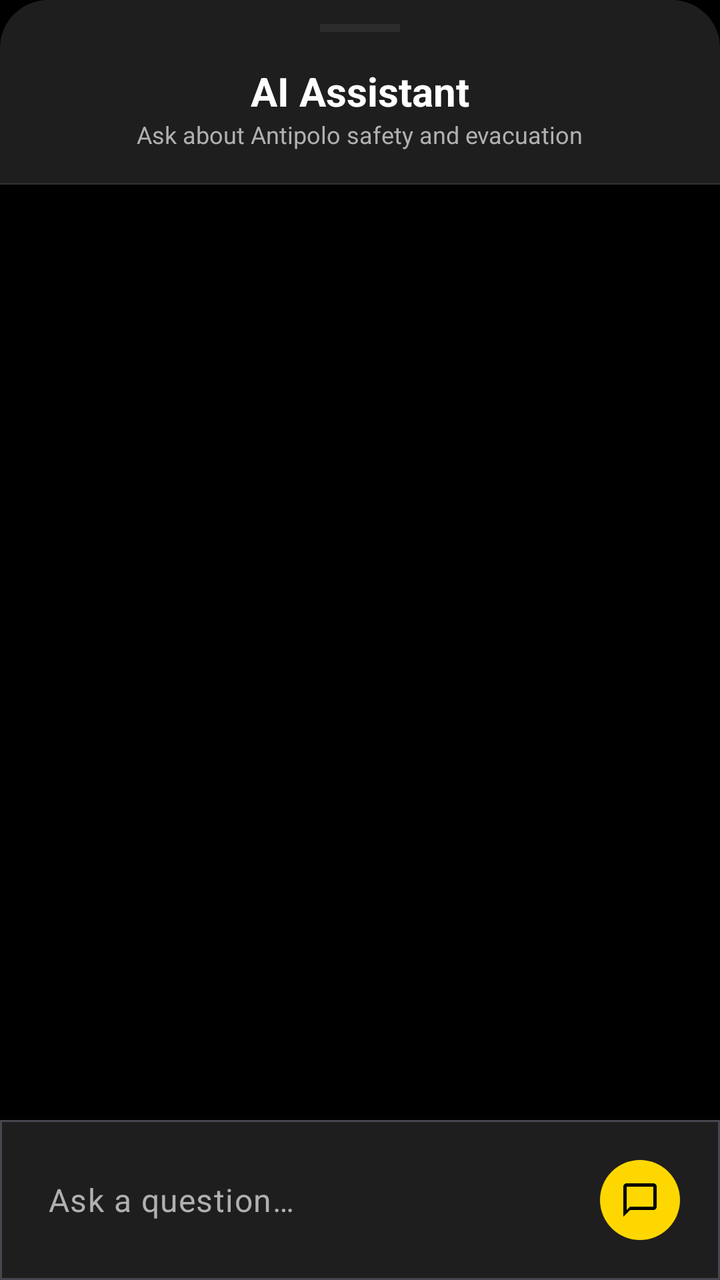
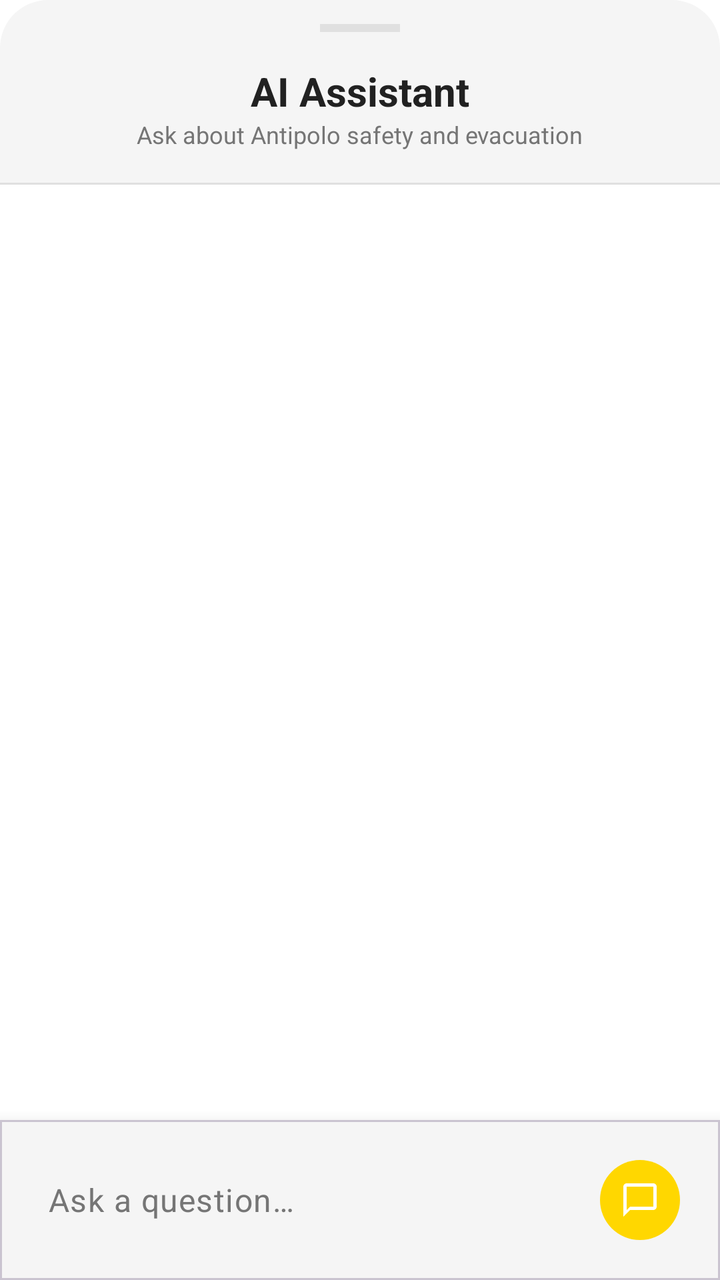

Screens rendered from an Android XML layout before and after an edit, with the pre-edit source and the edit as a unified diff.
<!-- AndroidManifest.xml: application theme Theme.Resilio -->
<!-- res/layout/bottom_sheet_ai_chat.xml -->
<?xml version="1.0" encoding="utf-8"?>
<LinearLayout xmlns:android="http://schemas.android.com/apk/res/android"
    xmlns:app="http://schemas.android.com/apk/res-auto"
    android:layout_width="match_parent"
    android:layout_height="match_parent"
    android:minHeight="500dp"
    android:orientation="vertical"
    android:background="@drawable/bg_bottom_sheet"
    android:backgroundTint="@color/surface_dark"
    android:padding="0dp">

    
    <LinearLayout
        android:layout_width="match_parent"
        android:layout_height="wrap_content"
        android:orientation="vertical"
        android:gravity="center_horizontal"
        android:paddingTop="12dp"
        android:paddingBottom="16dp">

        <View
            android:layout_width="40dp"
            android:layout_height="4dp"
            android:background="@color/divider_color"
            android:layout_marginBottom="16dp" />

        <TextView
            android:layout_width="wrap_content"
            android:layout_height="wrap_content"
            android:text="@string/ai_chat_title"
            android:textSize="20sp"
            android:textStyle="bold"
            android:textColor="@color/text_primary" />

        <TextView
            android:layout_width="wrap_content"
            android:layout_height="wrap_content"
            android:text="@string/ai_chat_subtitle"
            android:textSize="12sp"
            android:textColor="@color/text_secondary" />
    </LinearLayout>

    <View
        android:layout_width="match_parent"
        android:layout_height="1dp"
        android:background="@color/divider_color" />

    
    <androidx.recyclerview.widget.RecyclerView
        android:id="@+id/recycler_chat"
        android:layout_width="match_parent"
        android:layout_height="0dp"
        android:layout_weight="1"
        android:clipToPadding="false"
        android:padding="16dp"
        android:background="@color/background_dark"/>

    
    <com.google.android.material.card.MaterialCardView
        android:layout_width="match_parent"
        android:layout_height="wrap_content"
        app:cardElevation="12dp"
        app:cardCornerRadius="0dp"
        app:cardBackgroundColor="@color/surface_dark">

        <LinearLayout
            android:layout_width="match_parent"
            android:layout_height="wrap_content"
            android:orientation="horizontal"
            android:padding="16dp"
            android:gravity="center_vertical">

            <com.google.android.material.textfield.TextInputLayout
                android:layout_width="0dp"
                android:layout_height="wrap_content"
                android:layout_weight="1"
                app:hintEnabled="false"
                app:boxBackgroundMode="none">

                <com.google.android.material.textfield.TextInputEditText
                    android:id="@+id/input_message"
                    android:layout_width="match_parent"
                    android:layout_height="wrap_content"
                    android:hint="@string/ai_chat_hint"
                    android:background="@android:color/transparent"
                    android:maxLines="4"
                    android:padding="8dp"
                    android:textSize="16sp"
                    android:textColor="@color/text_primary"
                    android:textColorHint="@color/text_secondary" />
            </com.google.android.material.textfield.TextInputLayout>

            <com.google.android.material.button.MaterialButton
                android:id="@+id/button_send"
                style="@style/Widget.Material3.Button.IconButton.Filled"
                android:layout_width="48dp"
                android:layout_height="48dp"
                app:icon="@drawable/ic_chat"
                app:backgroundTint="@color/gold_accent"
                app:iconTint="@color/background_dark"
                app:cornerRadius="24dp"
                android:layout_marginStart="8dp"
                android:contentDescription="@string/ai_chat_send" />
        </LinearLayout>
    </com.google.android.material.card.MaterialCardView>

</LinearLayout>
<!-- resources referenced by this layout -->
<resources>
  <color name="background_dark">#000000</color>
  <color name="divider_color">#2C2C2C</color>
  <color name="gold_accent">#FFD700</color>
  <color name="surface_dark">#1E1E1E</color>
  <color name="text_primary">#FFFFFF</color>
  <color name="text_secondary">#B0B0B0</color>
  <!-- drawable bg_bottom_sheet (drawable) -->
  <?xml version="1.0" encoding="utf-8"?>
  <shape xmlns:android="http://schemas.android.com/apk/res/android">
      <solid android:color="#FFFFFF" />
      <corners
          android:topLeftRadius="24dp"
          android:topRightRadius="24dp" />
  </shape>
  <!-- drawable ic_chat (drawable) -->
  <?xml version="1.0" encoding="utf-8"?>
  <vector xmlns:android="http://schemas.android.com/apk/res/android"
      android:width="24dp"
      android:height="24dp"
      android:viewportWidth="24"
      android:viewportHeight="24">
      <path
          android:fillColor="#FF000000"
          android:pathData="M20,2H4C2.9,2 2,2.9 2,4v18l4,-4h14c1.1,0 2,-0.9 2,-2V4C22,2.9 21.1,2 20,2zM20,16H6l-2,2V4h16V16z" />
  </vector>
  <string name="ai_chat_hint">Ask a question…</string>
  <string name="ai_chat_send">Send</string>
  <string name="ai_chat_subtitle">Ask about Antipolo safety and evacuation</string>
  <string name="ai_chat_title">AI Assistant</string>
  <style name="Theme.Resilio" parent="Base.Theme.Resilio" />
  <style name="Base.Theme.Resilio" parent="Theme.Material3.Dark.NoActionBar">
          
          <item name="colorPrimary">@color/gold_accent</item>
          <item name="colorOnPrimary">@color/background_dark</item>
          <item name="colorSecondary">@color/secondary_blue</item>
          <item name="colorOnSecondary">@color/white</item>
          <item name="colorTertiary">@color/primary_green</item>
          <item name="android:windowBackground">@color/background_dark</item>
          <item name="android:textColorPrimary">@color/text_primary</item>
          <item name="android:textColorSecondary">@color/text_secondary</item>
      </style>
  <color name="secondary_blue">#2196F3</color>
  <color name="white">#FFFFFFFF</color>
  <color name="primary_green">#4CAF50</color>
</resources>

<!-- the commit's change to res/layout/bottom_sheet_ai_chat.xml (unified diff, before → after) -->
@@ -6,7 +6,7 @@
     android:minHeight="500dp"
     android:orientation="vertical"
     android:background="@drawable/bg_bottom_sheet"
-    android:backgroundTint="@color/surface_dark"
+    android:backgroundTint="@color/surface"
     android:padding="0dp">
 
     
@@ -53,7 +53,7 @@
         android:layout_weight="1"
         android:clipToPadding="false"
         android:padding="16dp"
-        android:background="@color/background_dark"/>
+        android:background="@color/background"/>
 
     
     <com.google.android.material.card.MaterialCardView
@@ -61,7 +61,7 @@
         android:layout_height="wrap_content"
         app:cardElevation="12dp"
         app:cardCornerRadius="0dp"
-        app:cardBackgroundColor="@color/surface_dark">
+        app:cardBackgroundColor="@color/surface">
 
         <LinearLayout
             android:layout_width="match_parent"
@@ -97,7 +97,7 @@
                 android:layout_height="48dp"
                 app:icon="@drawable/ic_chat"
                 app:backgroundTint="@color/gold_accent"
-                app:iconTint="@color/background_dark"
+                app:iconTint="@color/background"
                 app:cornerRadius="24dp"
                 android:layout_marginStart="8dp"
                 android:contentDescription="@string/ai_chat_send" />
<!-- resource entries referenced after the edit -->
@@ -1,11 +1,11 @@
 <!-- resources referenced by this layout -->
 <resources>
-  <color name="background_dark">#000000</color>
-  <color name="divider_color">#2C2C2C</color>
+  <color name="background">#FFFFFF</color>
+  <color name="divider_color">#E0E0E0</color>
   <color name="gold_accent">#FFD700</color>
-  <color name="surface_dark">#1E1E1E</color>
-  <color name="text_primary">#FFFFFF</color>
-  <color name="text_secondary">#B0B0B0</color>
+  <color name="surface">#F5F5F5</color>
+  <color name="text_primary">#212121</color>
+  <color name="text_secondary">#757575</color>
   <!-- drawable bg_bottom_sheet (drawable) -->
   <?xml version="1.0" encoding="utf-8"?>
   <shape xmlns:android="http://schemas.android.com/apk/res/android">
@@ -30,17 +30,18 @@
   <string name="ai_chat_subtitle">Ask about Antipolo safety and evacuation</string>
   <string name="ai_chat_title">AI Assistant</string>
   <style name="Theme.Resilio" parent="Base.Theme.Resilio" />
-  <style name="Base.Theme.Resilio" parent="Theme.Material3.Dark.NoActionBar">
+  <style name="Base.Theme.Resilio" parent="Theme.Material3.DayNight.NoActionBar">
           
           <item name="colorPrimary">@color/gold_accent</item>
-          <item name="colorOnPrimary">@color/background_dark</item>
+          <item name="colorOnPrimary">@color/black</item>
           <item name="colorSecondary">@color/secondary_blue</item>
           <item name="colorOnSecondary">@color/white</item>
           <item name="colorTertiary">@color/primary_green</item>
-          <item name="android:windowBackground">@color/background_dark</item>
+          <item name="android:windowBackground">@color/background</item>
           <item name="android:textColorPrimary">@color/text_primary</item>
           <item name="android:textColorSecondary">@color/text_secondary</item>
       </style>
+  <color name="black">#FF000000</color>
   <color name="secondary_blue">#2196F3</color>
   <color name="white">#FFFFFFFF</color>
   <color name="primary_green">#4CAF50</color>
